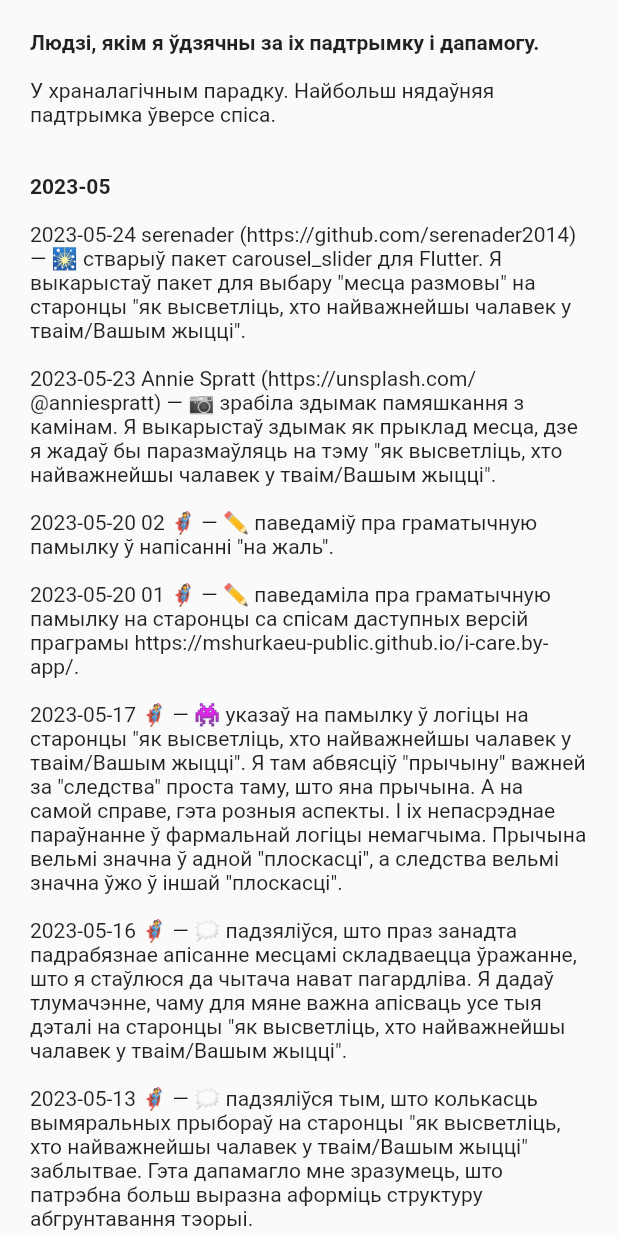
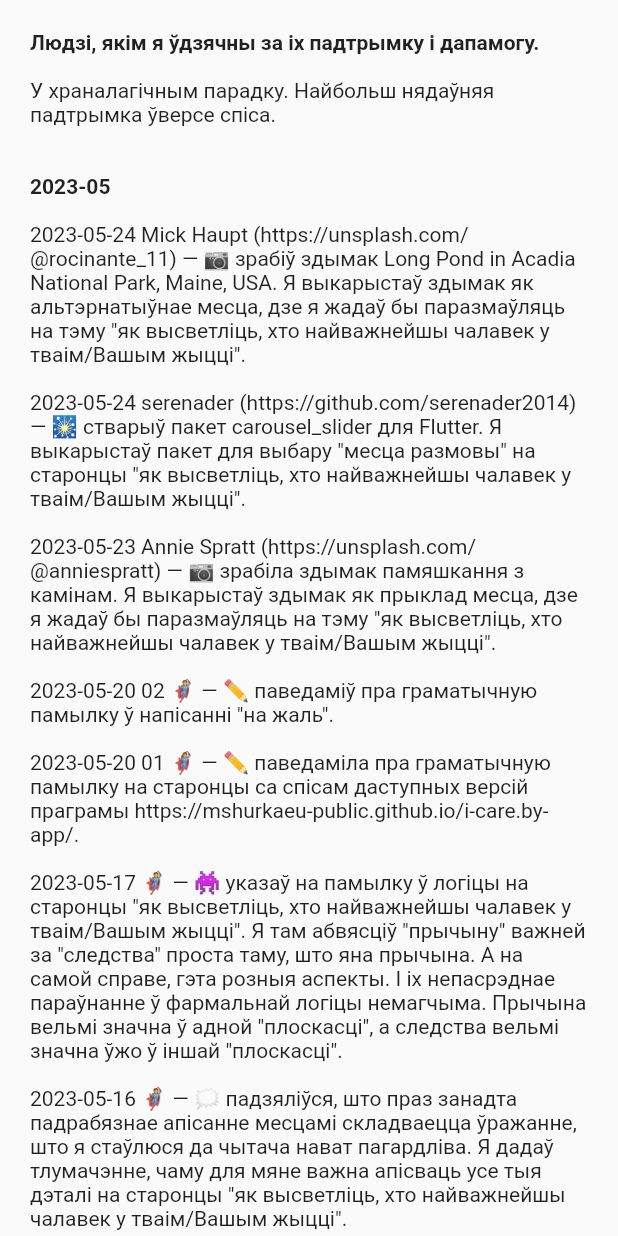
Before and after one commit to mshurkaeu-public/i-care.by, a Flutter app: the _MyGratitude widget shown alone on an empty page, opened directly, on a phone screen of 412 x 824 dp. Run offline on Flutter 3.47's test engine with Material 2 defaults, Android fonts, the phone set to English and light mode, and no system bars; our stand-ins replace carousel_slider, expandable_text, google_fonts, package_info_plus, photo_view; missing offline and left inert: dart:html, multi_split_view; generated files the repository leaves out were written again.

Commit message:
Add a photo of Long Pond in Acadia National Park, Maine, USA to the "how to find out who is the most important person in your life" page
as an alternative place, where I'd like to have a conversation.

The commit contains 640x426 photo of Long Pond in Acadia National Park,
Maine, USA. The photo made by Mick Haupt (https://unsplash.com/@rocinante_11)
on Unsplash (https://unsplash.com).
The photo was downloaded from https://unsplash.com/photos/1H6cCmKAuzM/.
The photo license is "Unsplash License" from https://unsplash.com/terms/.

```diff
--- a/i-care.by-app/lib/about_page.dart
+++ b/i-care.by-app/lib/about_page.dart
@@ -680,6 +680,9 @@ class _MyGratitude extends StatelessWidget {
                 style: titleStyle,
               ),
               TextSpan(
+                text: l10n.aboutMyGratitude_2023_05_24_02,
+              ),
+              TextSpan(
                 text: l10n.aboutMyGratitude_2023_05_24_01,
               ),
               TextSpan(
--- a/i-care.by-app/lib/how_to_find_out_who_is_tmipiyl.dart
+++ b/i-care.by-app/lib/how_to_find_out_who_is_tmipiyl.dart
@@ -57,6 +57,11 @@ class HowToFindOutWhoIsTmipiyl extends StatelessWidget {
                   assetName:
                       'assets/images/how-to-find-out-who-is-tmipiyl-fireplace-640.jpg',
                   caption: 'Photo by Annie Spratt on Unsplash',
+                ),
+                const AssetImageWithCaption(
+                  assetName:
+                      'assets/images/how-to-find-out-who-is-tmipiyl-long-pond-640.jpg',
+                  caption: 'Photo by Mick Haupt on Unsplash',
                 ),
               ],
             ),
--- a/i-care.by-app/lib/l10n/app_be.arb
+++ b/i-care.by-app/lib/l10n/app_be.arb
@@ -313,6 +313,10 @@
   "@aboutMyGratitude_2023_05_24_01": {
     "description": "Text for 2023-05-24 serenader (https://github.com/serenader2014) on the \"my gratitude\" tab on the \"About\" page."
   },
+  "aboutMyGratitude_2023_05_24_02": "\n2023-05-24 Mick Haupt (https://unsplash.com/@rocinante_11) — 📷 зрабіў здымак Long Pond in Acadia National Park, Maine, USA. Я выкарыстаў здымак як альтэрнатыўнае месца, дзе я жадаў бы паразмаўляць на тэму \"як высветліць, хто найважнейшы чалавек у тваім/Вашым жыцці\".\n",
+  "@aboutMyGratitude_2023_05_24_02": {
+    "description": "Text for 2023-05-24 Mick Haupt (https://unsplash.com/@rocinante_11) on the \"my gratitude\" tab on the \"About\" page."
+  },
   "aboutMyGratitude_2023_05_title": "\n\n2023-05\n",
   "@aboutMyGratitude_2023_05_title": {
     "description": "Title for 2023-05 list/text on the \"my gratitude\" tab on the \"About\" page."
--- a/i-care.by-app/lib/main.dart
+++ b/i-care.by-app/lib/main.dart
@@ -77,6 +77,16 @@ void main() {
 
   LicenseRegistry.addLicense(() => Stream<LicenseEntry>.value(
         LicenseEntryWithLineBreaks(
+          <String>['long-pond-640.jpg'],
+          _buildLicenseTextForPhotoFromUnsplash(
+            'Mick Haupt',
+            '@rocinante_11',
+          ),
+        ),
+      ));
+
+  LicenseRegistry.addLicense(() => Stream<LicenseEntry>.value(
+        LicenseEntryWithLineBreaks(
           <String>[
             'doors-640.jpg',
             'scale-640.jpg',
--- a/i-care.by-app/pubspec.yaml
+++ b/i-care.by-app/pubspec.yaml
@@ -84,6 +84,7 @@ flutter:
     - assets/images/how-to-find-out-who-is-tmipiyl-doors-640.jpg
     - assets/images/how-to-find-out-who-is-tmipiyl-fireplace-640.jpg
     - assets/images/how-to-find-out-who-is-tmipiyl-graph-640.jpg
+    - assets/images/how-to-find-out-who-is-tmipiyl-long-pond-640.jpg
     - assets/images/how-to-find-out-who-is-tmipiyl-scale-640.jpg
     - assets/images/how-to-find-out-who-is-tmipiyl-sound-wave-640.jpg
     - assets/images/how-to-find-out-who-is-tmipiyl-submarine-640.jpg
```
Also changed, not shown: i-care.by-app/assets/images/how-to-find-out-who-is-tmipiyl-long-pond-640.jpg (added).
